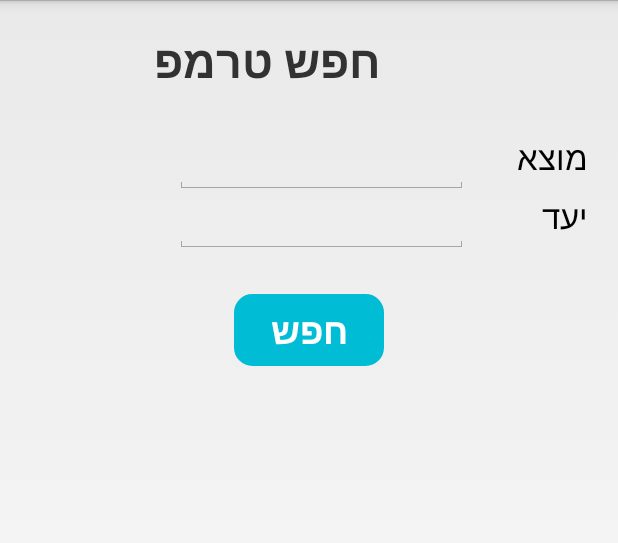
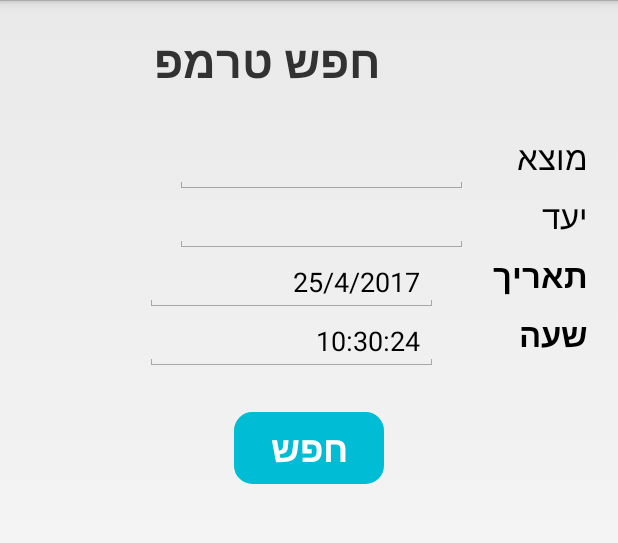
Before and after one commit to manorerel/TrempyTeam, an Android app: the fragment searchTrempFragment shown on its own in the app's theme, on a phone screen of 412 x 824 dp, the part 72-615 px from its top. Run offline under Robolectric (Android 15) with nearby library versions, the phone set to English and light mode, and no system bars; libraries missing offline, so code that uses them is left out: com.facebook, com.facebook.login; plain views replace ProfilePictureView; 4 statements that could not run were skipped.

Commit message:
search by date and time and new icon to the app

```diff
--- a/app/src/main/java/com/example/hadar/trempyteam/ListTrempActivity.java
+++ b/app/src/main/java/com/example/hadar/trempyteam/ListTrempActivity.java
@@ -63,9 +63,11 @@ public class ListTrempActivity extends Activity {
         {
             final String dest = (String) getIntent().getExtras().get("dest");
             final String from = (String) getIntent().getExtras().get("from");
+            final String date = (String) getIntent().getExtras().get("date");
+            final String time = (String) getIntent().getExtras().get("time");
 
             ModelFirebase fbModel = new ModelFirebase();
-            fbModel.getAllTrempsByFilter(dest, from, new Model.GetAllTrempsByFilerListener() {
+            fbModel.getAllTrempsByFilter(time,date,dest, from, new Model.GetAllTrempsByFilerListener() {
                 @Override
                 public void onComplete(List<Tremp> tremps) {
 
--- a/app/src/main/java/com/example/hadar/trempyteam/MapsActivity.java
+++ b/app/src/main/java/com/example/hadar/trempyteam/MapsActivity.java
@@ -196,7 +196,7 @@ public class MapsActivity extends FragmentActivity implements OnMapReadyCallback
         String output = "json";
 
         // Building the url to the web service
-        String url = "https://maps.googleapis.com/maps/api/directions/" + output + "?" + parameters;
+        String url = "https://maps.googleapis.com/maps/api/directions/" + output + "?" + parameters;// + "&dirflg=d";
 
 
         return url;
--- a/app/src/main/java/com/example/hadar/trempyteam/Model/Model.java
+++ b/app/src/main/java/com/example/hadar/trempyteam/Model/Model.java
@@ -59,9 +59,9 @@ public class Model {
         void onComplete();
     }
 
-    public void getAllTrempsByFilter(String dest, String from, GetAllTrempsByFilerListener listener)
+    public void getAllTrempsByFilter(String time, String date, String dest, String from, GetAllTrempsByFilerListener listener)
     {
-        modelFirebase.getAllTrempsByFilter(dest,from, listener);
+        modelFirebase.getAllTrempsByFilter(time, date,dest,from, listener);
     }
 
     public void getAllTremps(GetAllTrempsListener listener)
--- a/app/src/main/java/com/example/hadar/trempyteam/TrempDetailsActivity.java
+++ b/app/src/main/java/com/example/hadar/trempyteam/TrempDetailsActivity.java
@@ -150,8 +150,6 @@ public class TrempDetailsActivity extends Activity {
 
             }
         });
-
-
     }
     private void joinTremp(){
         final String tremp_id = getIntent().getExtras().getString("id");
--- a/app/src/main/res/layout/main_activity.xml
+++ b/app/src/main/res/layout/main_activity.xml
@@ -8,12 +8,11 @@
     <FrameLayout
         android:id="@+id/My_Container_1_ID"
         android:layout_width="fill_parent"
-        android:layout_height="250dp"
 
-        android:layout_alignParentTop="true"
         android:layout_alignParentLeft="true"
         android:layout_alignParentStart="true"
-        android:layout_marginTop="52dp">
+        android:layout_alignParentTop="true"
+        android:layout_height="350dp">
     </FrameLayout>
 
     <FrameLayout
--- a/app/src/main/res/layout/search_tremp.xml
+++ b/app/src/main/res/layout/search_tremp.xml
@@ -86,6 +86,53 @@
 
     </RelativeLayout>
 
+    <RelativeLayout
+        android:layout_width="fill_parent"
+        android:layout_height="wrap_content"
+        android:orientation="vertical"
+        android:layoutDirection="rtl">
+
+
+        <TextView
+            android:layout_width="wrap_content"
+            android:layout_height="wrap_content"
+            android:textAppearance="?android:attr/textAppearanceLarge"
+            android:text="תאריך"
+            android:textStyle="bold"
+            android:id="@+id/date"
+            android:layout_marginRight="20dp" />
+
+        <com.example.hadar.trempyteam.DateEditText
+            android:layout_width="195dp"
+            android:layout_height="wrap_content"
+            android:layout_marginRight="120dp"
+            android:id="@+id/date_"/>
+
+    </RelativeLayout>
+
+    <RelativeLayout
+        android:layout_width="fill_parent"
+        android:layout_height="wrap_content"
+        android:orientation="vertical"
+        android:layoutDirection="rtl">
+
+
+        <TextView
+            android:layout_width="wrap_content"
+            android:layout_height="wrap_content"
+            android:textAppearance="?android:attr/textAppearanceLarge"
+            android:text="שעה"
+            android:textStyle="bold"
+            android:id="@+id/time"
+            android:layout_marginRight="20dp"/>
+        <com.example.hadar.trempyteam.TimeEditText
+            android:layout_width="195dp"
+            android:layout_height="wrap_content"
+            android:layout_marginRight="120dp"
+            android:id="@+id/time_"/>
+
+    </RelativeLayout>
+
     <Button
         android:text="חפש"
         android:layout_width="100dp"
```
Also changed, not shown: app/src/main/java/com/example/hadar/trempyteam/Model/ModelFirebase.java (+38 -20 lines), app/src/main/java/com/example/hadar/trempyteam/searchTrempFragment.java (+10 -0 lines), app/src/main/res/mipmap-hdpi/h.png.
